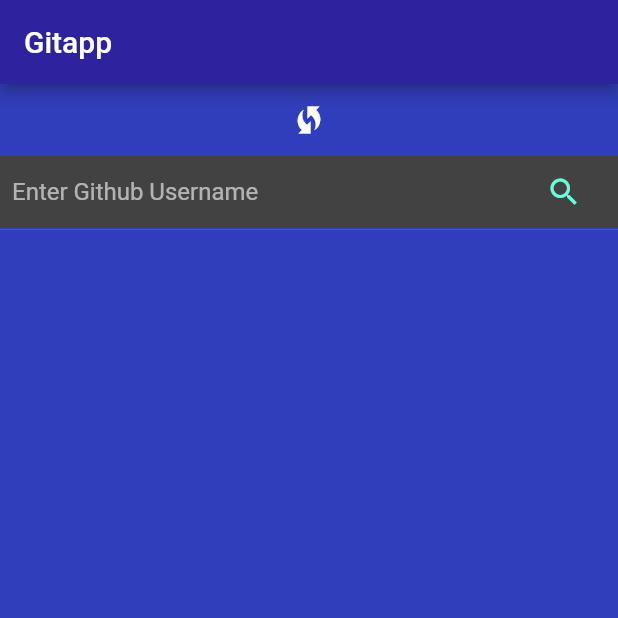
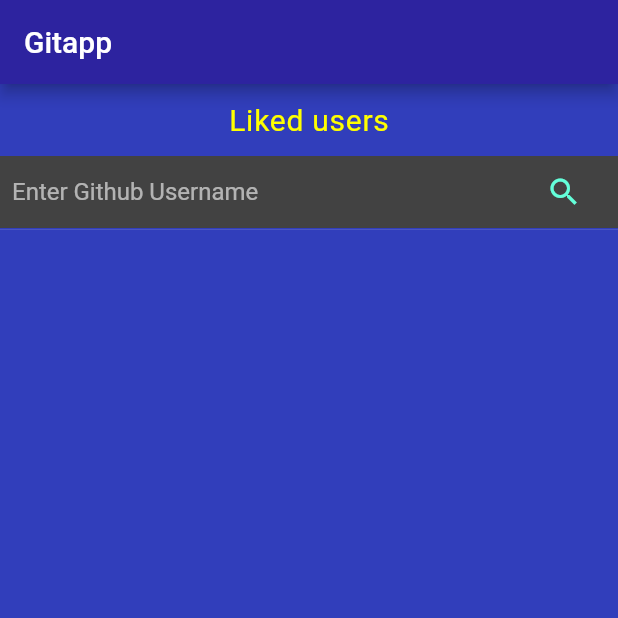
Before and after one commit to MasterKiller1239/Flutter-git-app, a Flutter app: the screen it shows after launch, on a phone screen of 412 x 824 dp, the top half of it. Run offline on Flutter 3.47's test engine with Material 2 defaults, Android fonts, the phone set to English and light mode, and no system bars; our stand-ins replace connectivity.

Commit message:
Added button for liked users list on home page, commented code to avoid errors for now

```diff
--- a/gitapp/lib/users_list/home_page_view.dart
+++ b/gitapp/lib/users_list/home_page_view.dart
@@ -1,9 +1,9 @@
 import 'package:flutter/material.dart';
-import 'package:gitapp/liked_users/liked_users_view.dart';
 import 'package:gitapp/users_list/searchbar_widget.dart';
 import 'package:gitapp/users_list/connection_presenter.dart';
 import 'package:gitapp/users_list/user_cards_widget.dart';
 import 'package:gitapp/users_list/users_presenter.dart';
+import 'liked_users_home_widget.dart';
 import 'no_connection_widget.dart';
 
 class HomePage extends StatefulWidget {
@@ -59,11 +59,7 @@ class HomePageState extends State<HomePage> with TickerProviderStateMixin {
       ),
       body: Container(
         child: Column(children: <Widget>[
-          Center(
-              child: IconButton(
-                  icon: Icon(Icons.wifi_protected_setup),
-                  onPressed: () => LikedUsersWidget())
-          ),
+          LikeUsersHomeWidget(),
           Container(
             decoration: BoxDecoration(color: Theme.of(context).cardColor),
             child: searchBar,
--- /dev/null
+++ b/gitapp/lib/users_list/liked_users_home_widget.dart
@@ -0,0 +1,31 @@
+import 'package:flutter/cupertino.dart';
+import 'package:flutter/material.dart';
+import 'package:gitapp/constants/constants.dart';
+import 'package:gitapp/liked_users/liked_users_view.dart';
+
+class LikeUsersHomeWidget extends StatelessWidget {
+  const LikeUsersHomeWidget({
+    Key? key,
+  }) : super(key: key);
+
+  @override
+  Widget build(BuildContext context) {
+    return Center(
+      child: TextButton(
+        style: TextButton.styleFrom(
+          textStyle: const TextStyle(fontSize: 20),
+        ),
+        onPressed: () {
+          Navigator.push(
+              context,
+              MaterialPageRoute(
+                  builder: (context) => LikedUsersWidget()));
+        },
+        child: const Text(
+          'Liked users',
+          style: TextStyle(
+              letterSpacing: 0.5, color: yyellow),),
+      ),
+    );
+  }
+}
--- a/gitapp/lib/users_list/user_card_widget.dart
+++ b/gitapp/lib/users_list/user_card_widget.dart
@@ -1,5 +1,6 @@
 import 'package:flutter/material.dart';
 import 'package:gitapp/constants/constants.dart';
+import 'package:gitapp/liked_users/liked_users_view.dart';
 import 'package:gitapp/user_details/user_details_view.dart';
 import 'package:gitapp/users_list/user_model.dart';
 
```
Also changed, not shown: gitapp/lib/liked_users/liked_users_view.dart (+33 -35 lines), gitapp/lib/liked_users/liked_users_view_progress_indicator_widget.dart (added, +16 -0 lines), gitapp/lib/users_list/user_card.dart (deleted, +0 -71 lines).
